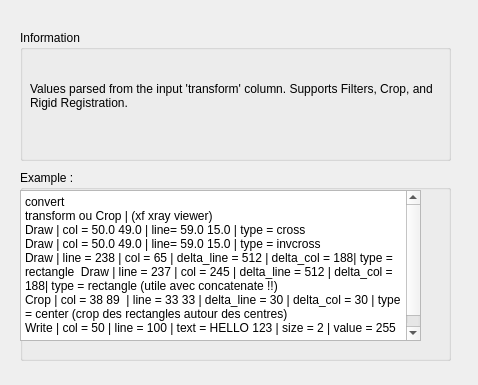
Qt form orangecontrib/IMG4IT/widgets/designer/ow_image_apply_transform.ui (TigerODM/TigerODM) before a commit.
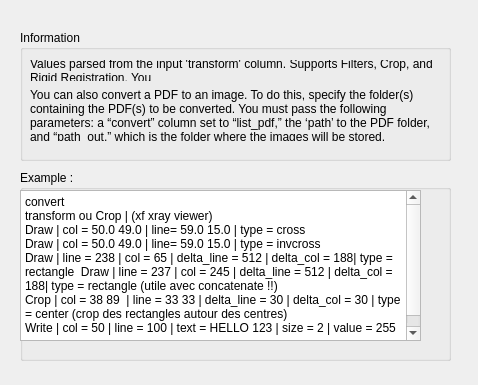
The same form after that commit.

Patch:
```diff
--- a/orangecontrib/IMG4IT/widgets/designer/ow_image_apply_transform.ui
+++ b/orangecontrib/IMG4IT/widgets/designer/ow_image_apply_transform.ui
@@ -31,11 +31,27 @@
       <x>10</x>
       <y>30</y>
       <width>411</width>
-      <height>71</height>
+      <height>21</height>
      </rect>
     </property>
     <property name="text">
-     <string>Values parsed from the input 'transform' column. Supports Filters, Crop, and Rigid Registration.</string>
+     <string>Values parsed from the input 'transform' column. Supports Filters, Crop, and Rigid Registration. You </string>
+    </property>
+    <property name="wordWrap">
+     <bool>true</bool>
+    </property>
+   </widget>
+   <widget class="QLabel" name="Description_info_2">
+    <property name="geometry">
+     <rect>
+      <x>10</x>
+      <y>60</y>
+      <width>411</width>
+      <height>51</height>
+     </rect>
+    </property>
+    <property name="text">
+     <string>You can also convert a PDF to an image. To do this, specify the folder(s) containing the PDF(s) to be converted. You must pass the following parameters: a “convert” column set to “list_pdf,” the ‘path’ to the PDF folder, and “path_out,” which is the folder where the images will be stored. </string>
     </property>
     <property name="wordWrap">
      <bool>true</bool>
```
